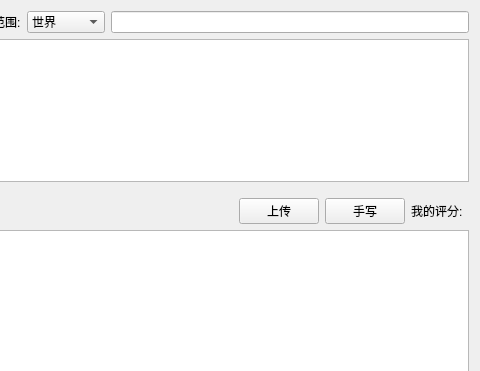
First picture: the form in LxDairy/src/module_collection/collection_jokebook/JokebookWidget.ui, repository leishengxie/FengZhiHong, before the edit; both pictures show x 401 to 881 and y 0 to 371 of the 881 by 528 pixel window.
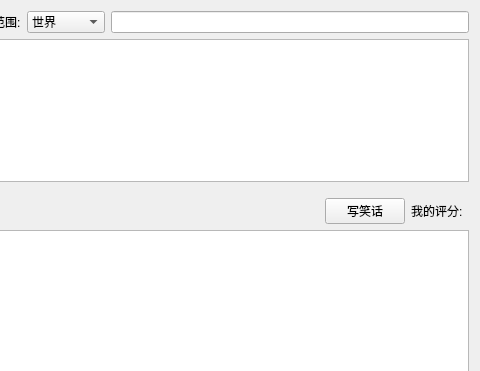
Second picture: the form after the edit. Custom widgets are drawn as their Qt base class.

What changed in the file:
```diff
--- a/LxDairy/src/module_collection/collection_jokebook/JokebookWidget.ui
+++ b/LxDairy/src/module_collection/collection_jokebook/JokebookWidget.ui
@@ -106,23 +106,13 @@
        </property>
       </spacer>
      </item>
-     <item>
-      <widget class="QPushButton" name="btnUpload">
-       <property name="toolTip">
-        <string>&lt;html&gt;&lt;head/&gt;&lt;body&gt;&lt;p&gt;上传自己本地写的笑话到&amp;quot;世界&amp;quot;&lt;/p&gt;&lt;/body&gt;&lt;/html&gt;</string>
-       </property>
-       <property name="text">
-        <string>上传</string>
-       </property>
-      </widget>
-     </item>
      <item>
       <widget class="QPushButton" name="btnAdd">
        <property name="toolTip">
         <string>添加自己的笑话</string>
        </property>
        <property name="text">
-        <string>手写</string>
+        <string>写笑话</string>
        </property>
       </widget>
      </item>
```
Left out of the diff: 5 changed lines with no effect on the pictures.
